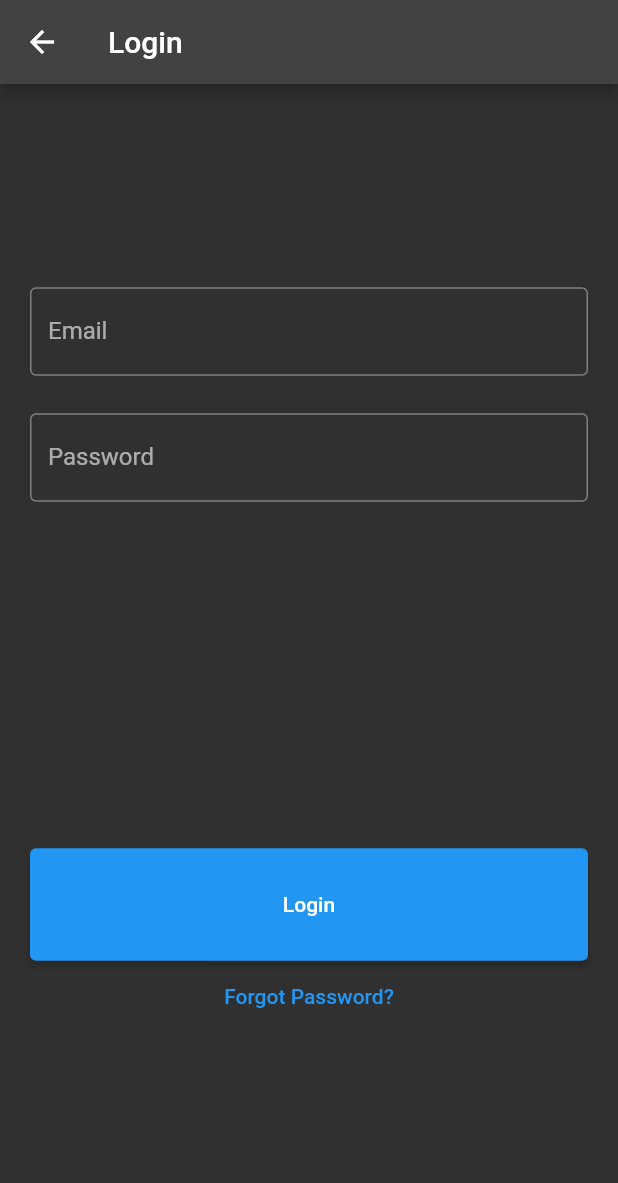
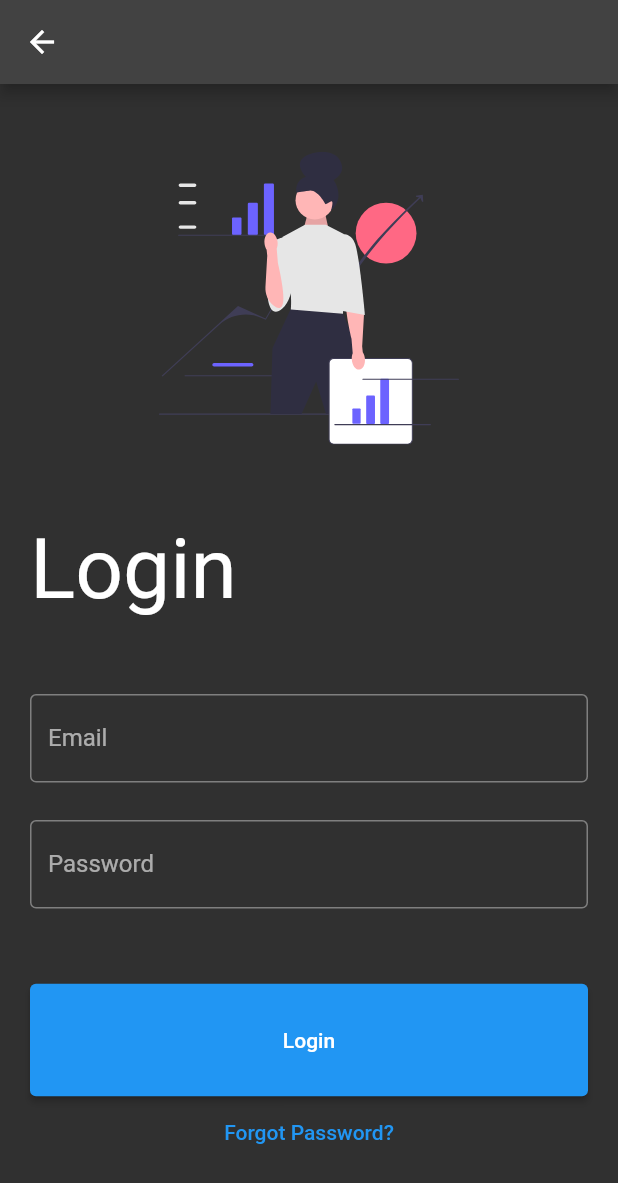
Before and after one commit to silverlightning926/City-Of-Carnation-Mobile, a Flutter app: the screen it shows after launch, after a tap on "Login", on a phone screen of 412 x 824 dp. Shown: the top 1183 px of the screen. Run offline on Flutter 3.47's test engine with Material 2 defaults, Android fonts, the phone set to English and light mode, and no system bars; our stand-ins replace firebase_core, flutter_svg; accounts and stored records are empty.

Commit message:
Edited Login Screen UI

```diff
--- a/lib/screens/login_screen.dart
+++ b/lib/screens/login_screen.dart
@@ -1,5 +1,5 @@
 import 'package:flutter/material.dart';
-import 'package:flutter/services.dart';
+import 'package:flutter_svg/flutter_svg.dart';
 
 class LoginScreen extends StatefulWidget {
   const LoginScreen({super.key});
@@ -12,15 +12,24 @@ class _LoginScreenState extends State<LoginScreen> {
   @override
   Widget build(BuildContext context) {
     return Scaffold(
-      appBar: AppBar(
-        title: const Text("Login"),
-      ),
+      resizeToAvoidBottomInset: false,
+      appBar: AppBar(),
       body: Padding(
         padding: const EdgeInsets.all(20),
         child: Column(
           mainAxisAlignment: MainAxisAlignment.spaceAround,
           crossAxisAlignment: CrossAxisAlignment.stretch,
           children: [
+            SvgPicture.asset(
+              './assets/images/login_screen_image.svg',
+              width: 200,
+            ),
+            Text(
+              "Login",
+              style: Theme.of(context).textTheme.headline2?.copyWith(
+                    color: Colors.white,
+                  ),
+            ),
             Column(
               children: const [
                 TextField(
```
Also changed, not shown: assets/images/login_screen_image.svg (added).
